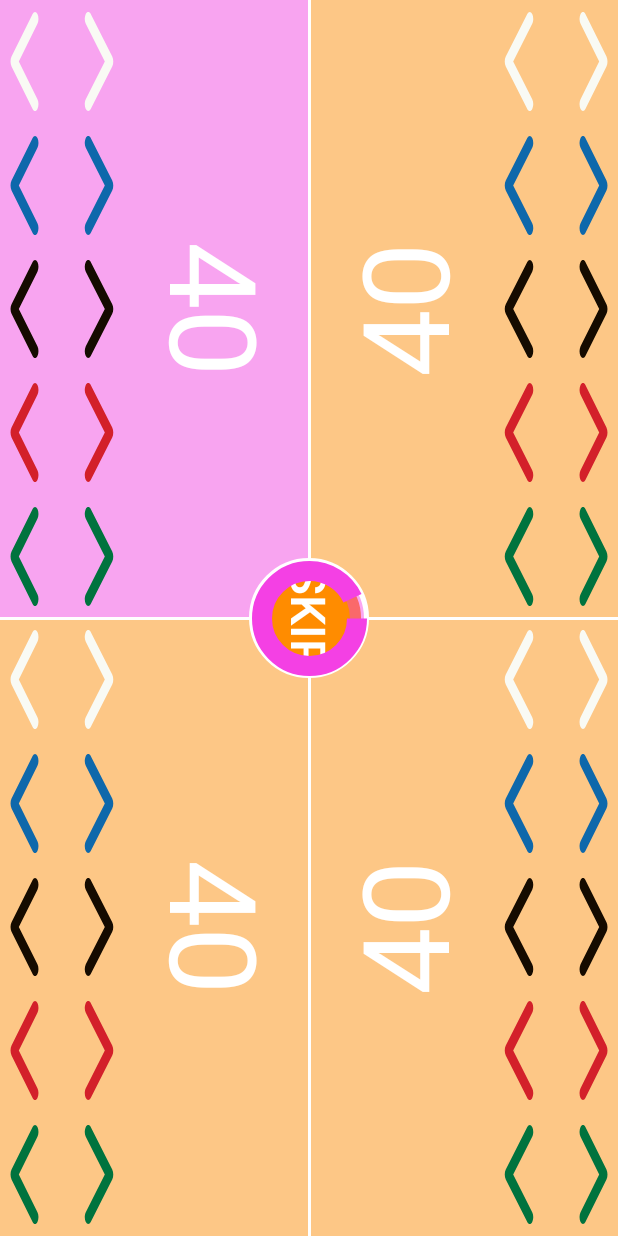
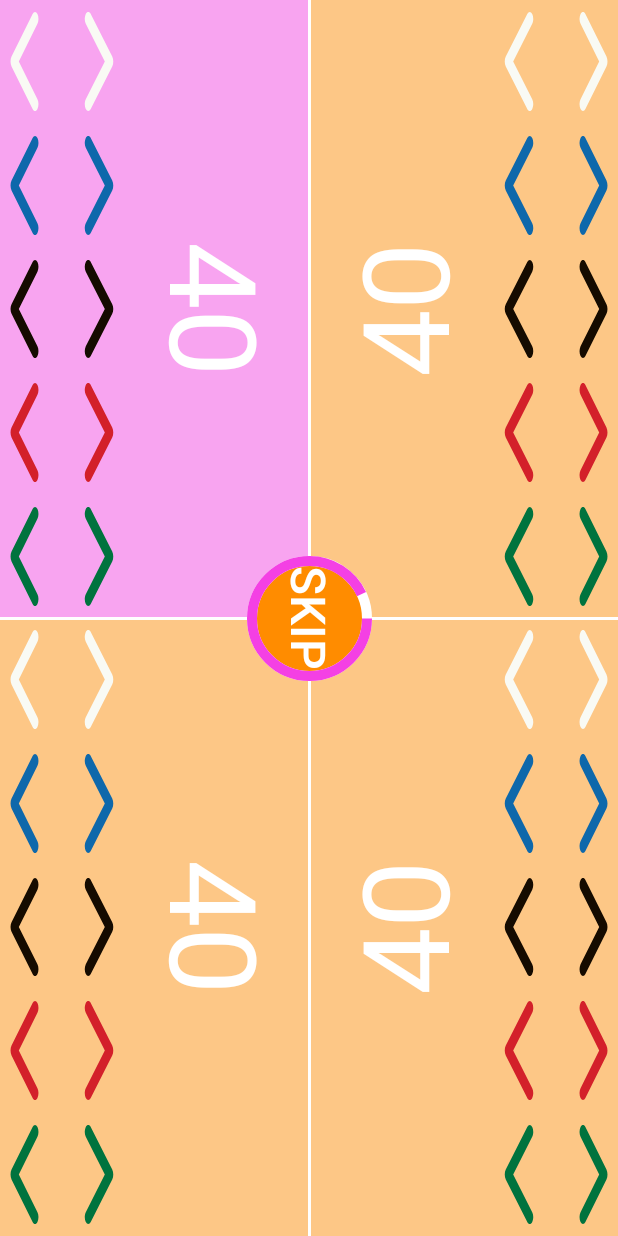
Before and after one commit to AnthonyCoulthard/Bromander, an Android app: the screen it shows after launch (MainActivity), on a phone screen of 412 x 824 dp. Run offline under Robolectric (Android 15) with nearby library versions, the phone set to English and light mode, and no system bars.

Commit message:
Ported to Redmi Note 9 Pro
Changed size of endturn progress bar

```diff
--- a/src/main/java/com/example/bromander/CircleProgressBar.kt
+++ b/src/main/java/com/example/bromander/CircleProgressBar.kt
@@ -13,11 +13,11 @@ import android.view.View
 class CircleProgressBar @JvmOverloads constructor(
         context: Context, attrs: AttributeSet? = null, defStyleAttr: Int = 0
 ) : View(context, attrs, defStyleAttr) {
-    private val backgroundWidth = 14f
-    private val progressWidth = 20f
+    private val backgroundWidth = 10f
+    private val progressWidth = 10f
 
     private val backgroundPaint = Paint().apply {
-        color = Color.parseColor("#77f440e4")
+        color = Color.parseColor("#ffffff")
         style = Paint.Style.STROKE
         strokeWidth = backgroundWidth
         isAntiAlias = true
--- a/src/main/res/drawable/red_circle.xml
+++ b/src/main/res/drawable/red_circle.xml
@@ -1,5 +1,5 @@
 <shape xmlns:android="http://schemas.android.com/apk/res/android" android:shape="oval">
     <solid android:color="#ff8c00"/>
-    <stroke android:width="5dp" android:color="#ffffff"/>
+    <stroke android:width="2dp" android:color="#ffffff"/>
     <size android:width="80dp" android:height="80dp"/>
 </shape>
```
